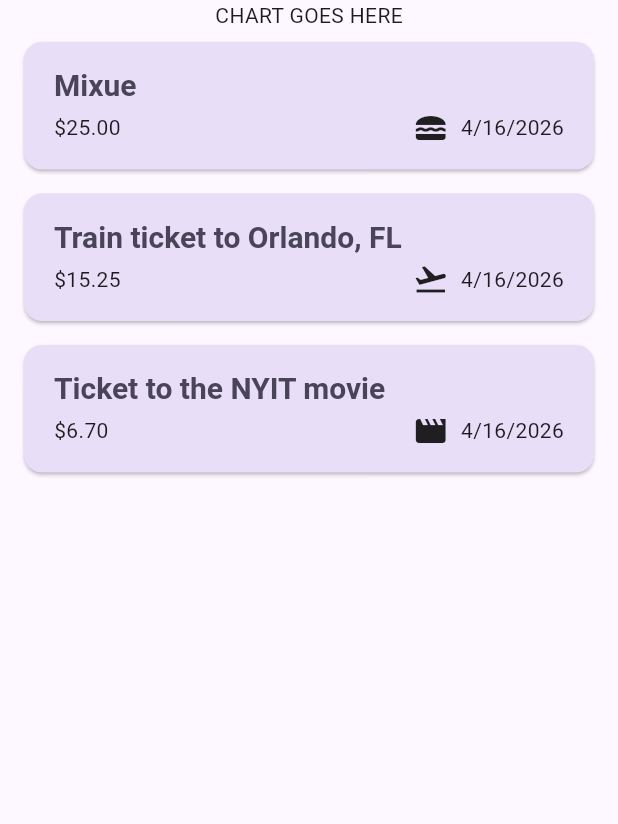
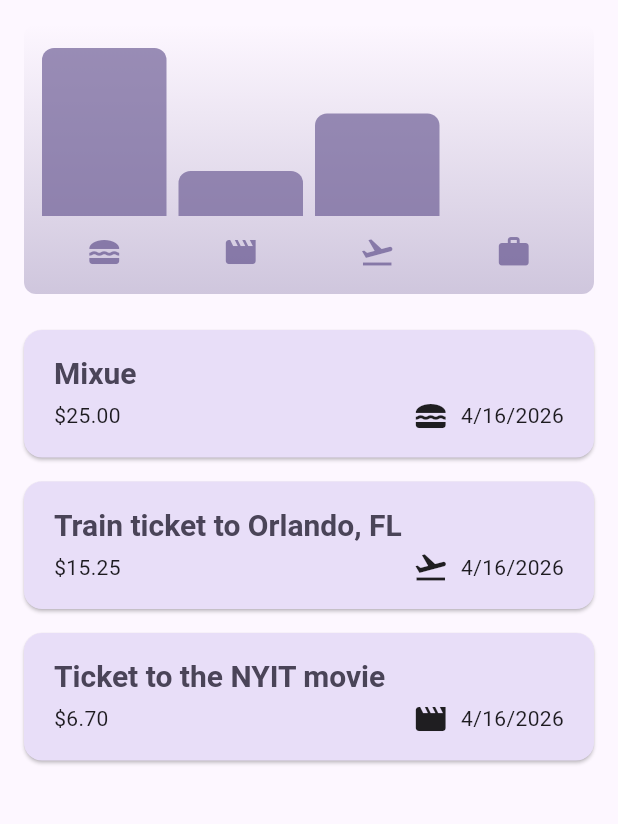
Before and after one commit to Bohemius1272/expensetrackerjerryk, a Flutter app: the screen it shows after launch, on a phone screen of 412 x 824 dp, the part 84-908 px from its top. Run offline on Flutter 3.47's test engine with Material 3 defaults, Android fonts, the phone set to English and light mode, and no system bars.

Commit message:
4/16/2026 commit

```diff
--- a/lib/expenses.dart
+++ b/lib/expenses.dart
@@ -1,4 +1,6 @@
+import 'package:expensetrackerjerryk/widgets/chart/chart.dart';
 import 'package:expensetrackerjerryk/widgets/expenses_list/expenses_list.dart';
+import 'package:expensetrackerjerryk/widgets/expenses_list/expense_item.dart';
 import 'package:expensetrackerjerryk/models/expense.dart';
 import 'package:expensetrackerjerryk/widgets/new_expense.dart';
 import 'package:flutter/material.dart';
@@ -85,7 +87,7 @@
       ),
       body: Column(
         children: [
-          Text("CHART GOES HERE"),
+          Chart(expenses: _registeredExpenses),
           Expanded(child: mainContent),
         ],
     ),
--- a/lib/main.dart
+++ b/lib/main.dart
@@ -3,6 +3,10 @@
 
 ColorScheme kColorScheme = ColorScheme.fromSeed
 (seedColor: const Color.fromARGB(255, 96, 59, 181),
+);
+var kDarkColorScheme = ColorScheme.fromSeed(
+  seedColor: const Color.fromARGB(255, 5, 99, 125),
+  brightness: Brightness.dark,
 );
 
 void main() {
@@ -31,6 +35,19 @@
           ),
         ),
     ),
+    darkTheme: ThemeData.dark().copyWith(
+      colorScheme: kDarkColorScheme,
+      cardTheme: CardThemeData(
+        color: kDarkColorScheme.secondaryContainer,
+        margin: const EdgeInsets.symmetric(horizontal: 16, vertical: 8),
+      ),
+      elevatedButtonTheme: ElevatedButtonThemeData(
+        style: ElevatedButton.styleFrom(
+          backgroundColor: kDarkColorScheme.primaryContainer,
+        ),
+      ),
+    ),
+      themeMode: ThemeMode.system,
     home: Expenses(),
   ),
   );
--- a/lib/models/expense.dart
+++ b/lib/models/expense.dart
@@ -26,3 +26,23 @@
     return formatter.format(date);
   }
 }
+
+class ExpenseBucket{
+  const ExpenseBucket({required this.category, required this.expenses});
+
+  ExpenseBucket.forCategory(List<Expense> allExpenses, this.category)
+   : expenses = allExpenses
+   .where((expense) => expense.category == category)
+   .toList();
+
+  final Category category;
+  final List<Expense> expenses;
+
+  double get totalExpenses{
+    double sum = 0;
+    for(final expense in expenses){
+      sum += expense.amount;
+    }
+    return sum;
+  }
+}
--- /dev/null
+++ b/lib/widgets/chart/chart.dart
@@ -0,0 +1,94 @@
+import 'package:flutter/material.dart';
+import 'package:expensetrackerjerryk/widgets/chart/chart_bar.dart';
+import 'package:expensetrackerjerryk/models/expense.dart';
+
+class Chart extends StatelessWidget {
+  const Chart({super.key, required this.expenses});
+
+  final List<Expense> expenses;
+
+  List<ExpenseBucket> get buckets {
+    return [
+      ExpenseBucket.forCategory(expenses, Category.food),
+      ExpenseBucket.forCategory(expenses, Category.leisure),
+      ExpenseBucket.forCategory(expenses, Category.travel),
+      ExpenseBucket.forCategory(expenses, Category.work),
+    ];
+  }
+
+  double get maxTotalExpense {
+    double maxTotalExpense = 0;
+
+    for (final bucket in buckets) {
+      if (bucket.totalExpenses > maxTotalExpense) {
+        maxTotalExpense = bucket.totalExpenses;
+      }
+    }
+
+    return maxTotalExpense;
+  }
+
+  @override
+  Widget build(BuildContext context) {
+    final isDarkMode =
+        MediaQuery.of(context).platformBrightness == Brightness.dark;
+    return Container(
+      margin: const EdgeInsets.all(16),
+      padding: const EdgeInsets.symmetric(
+        vertical: 16,
+        horizontal: 8,
+      ),
+      width: double.infinity,
+      height: 180,
+      decoration: BoxDecoration(
+        borderRadius: BorderRadius.circular(8),
+        gradient: LinearGradient(
+          colors: [
+            Theme.of(context).colorScheme.primary.withOpacity(0.3),
+            Theme.of(context).colorScheme.primary.withOpacity(0.0)
+          ],
+          begin: Alignment.bottomCenter,
+          end: Alignment.topCenter,
+        ),
+      ),
+      child: Column(
+        children: [
+          Expanded(
+            child: Row(
+              crossAxisAlignment: CrossAxisAlignment.end,
+              children: [
+                for (final bucket in buckets) // alternative to map()
+                  ChartBar(
+                    fill: bucket.totalExpenses == 0
+                        ? 0
+                        : bucket.totalExpenses / maxTotalExpense,
+                  )
+              ],
+            ),
+          ),
+          const SizedBox(height: 12),
+          Row(
+            children: buckets
+                .map(
+                  (bucket) => Expanded(
+                    child: Padding(
+                      padding: const EdgeInsets.symmetric(horizontal: 4),
+                      child: Icon(
+                        categoryIcons[bucket.category],
+                        color: isDarkMode
+                            ? Theme.of(context).colorScheme.secondary
+                            : Theme.of(context)
+                                .colorScheme
+                                .primary
+                                .withOpacity(0.7),
+                      ),
+                    ),
+                  ),
+                )
+                .toList(),
+          )
+        ],
+      ),
+    );
+  }
+}
--- /dev/null
+++ b/lib/widgets/chart/chart_bar.dart
@@ -0,0 +1,34 @@
+import 'package:flutter/material.dart';
+
+class ChartBar extends StatelessWidget {
+  const ChartBar({
+    super.key,
+    required this.fill,
+  });
+
+  final double fill;
+
+  @override
+  Widget build(BuildContext context) {
+    final isDarkMode =
+        MediaQuery.of(context).platformBrightness == Brightness.dark;
+    return Expanded(
+      child: Padding(
+        padding: const EdgeInsets.symmetric(horizontal: 4),
+        child: FractionallySizedBox(
+          heightFactor: fill,
+          child: DecoratedBox(
+            decoration: BoxDecoration(
+              shape: BoxShape.rectangle,
+              borderRadius:
+                  const BorderRadius.vertical(top: Radius.circular(8)),
+              color: isDarkMode
+                  ? Theme.of(context).colorScheme.secondary
+                  : Theme.of(context).colorScheme.primary.withOpacity(0.65),
+            ),
+          ),
+        ),
+      ),
+    );
+  }
+}
```
